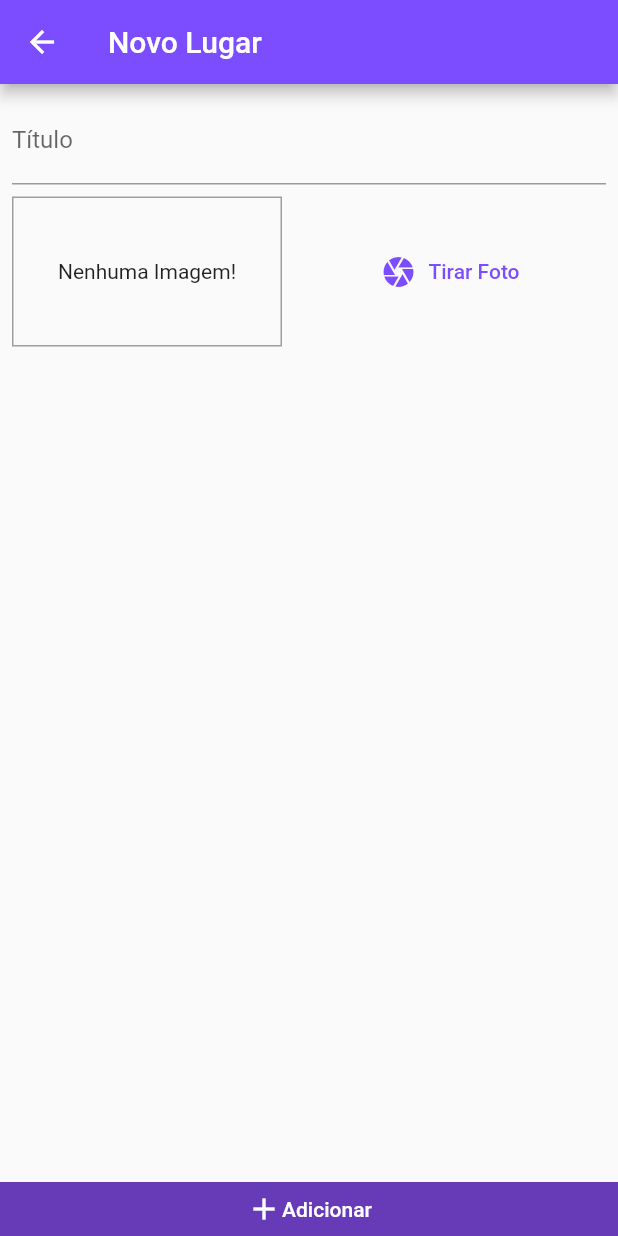
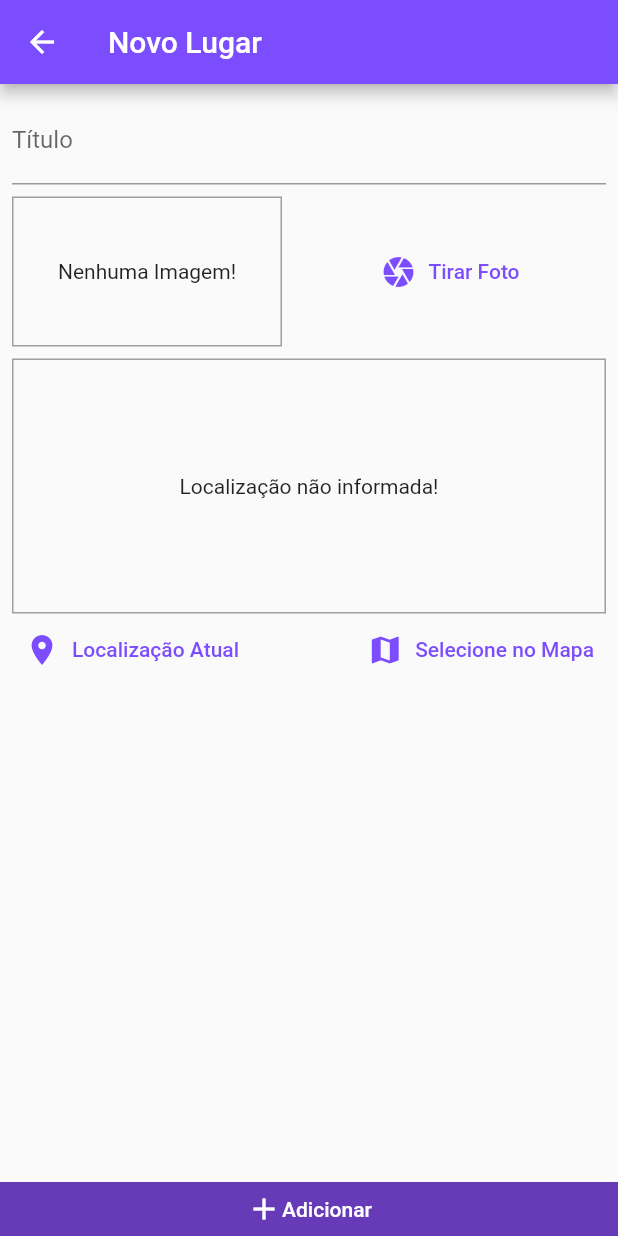
Before and after one commit to xandefreitas/flutter_native_resources, a Flutter app: the PlaceFormScreen screen opened by its route, on a phone screen of 412 x 824 dp. Run offline on Flutter 3.47's test engine with Material 2 defaults, Android fonts, the light colour scheme and no system bars; our stand-ins replace image_picker, sqflite; accounts and stored records are empty.

Commit message:
347. Componente LocationInput

```diff
--- a/lib/screens/place_form_screen.dart
+++ b/lib/screens/place_form_screen.dart
@@ -3,6 +3,7 @@ import 'dart:io';
 import 'package:flutter/material.dart';
 import 'package:flutter_native_resources/providers/great_places.dart';
 import 'package:flutter_native_resources/widgets/image_input.dart';
+import 'package:flutter_native_resources/widgets/location_input.dart';
 import 'package:provider/provider.dart';
 
 class PlaceFormScreen extends StatefulWidget {
@@ -36,6 +37,8 @@ class _PlaceFormScreenState extends State<PlaceFormScreen> {
                   ),
                   SizedBox(height: 8),
                   ImageInput(onSelectImage: this._selectImage),
+                  SizedBox(height: 8),
+                  LocationInput(),
                 ],
               ),
             ),
--- /dev/null
+++ b/lib/widgets/location_input.dart
@@ -0,0 +1,64 @@
+import 'package:flutter/material.dart';
+
+class LocationInput extends StatefulWidget {
+  const LocationInput({Key? key}) : super(key: key);
+
+  @override
+  State<LocationInput> createState() => _LocationInputState();
+}
+
+class _LocationInputState extends State<LocationInput> {
+  String? _previewImageUrl;
+
+  @override
+  Widget build(BuildContext context) {
+    return Column(
+      children: [
+        Container(
+          height: 170,
+          width: double.infinity,
+          alignment: Alignment.center,
+          decoration: BoxDecoration(
+            border: Border.all(width: 1, color: Colors.grey),
+          ),
+          child: _previewImageUrl == null
+              ? Text('Localização não informada!')
+              : Image.network(
+                  _previewImageUrl!,
+                  fit: BoxFit.cover,
+                  width: double.infinity,
+                ),
+        ),
+        Row(
+          mainAxisAlignment: MainAxisAlignment.spaceBetween,
+          children: [
+            TextButton(
+              onPressed: () {},
+              child: Row(
+                children: [
+                  Icon(
+                    Icons.location_on,
+                  ),
+                  SizedBox(width: 8),
+                  Text('Localização Atual')
+                ],
+              ),
+            ),
+            TextButton(
+              onPressed: () {},
+              child: Row(
+                children: [
+                  Icon(
+                    Icons.map,
+                  ),
+                  SizedBox(width: 8),
+                  Text('Selecione no Mapa'),
+                ],
+              ),
+            ),
+          ],
+        ),
+      ],
+    );
+  }
+}
--- a/pubspec.yaml
+++ b/pubspec.yaml
@@ -39,6 +39,7 @@ dependencies:
   path_provider: ^2.0.10
   path: ^1.8.0
   sqflite: ^2.0.2+1
+  location: ^4.4.0
 
 dev_dependencies:
   flutter_test:
```
Also changed, not shown: pubspec.lock, 1 other file.
